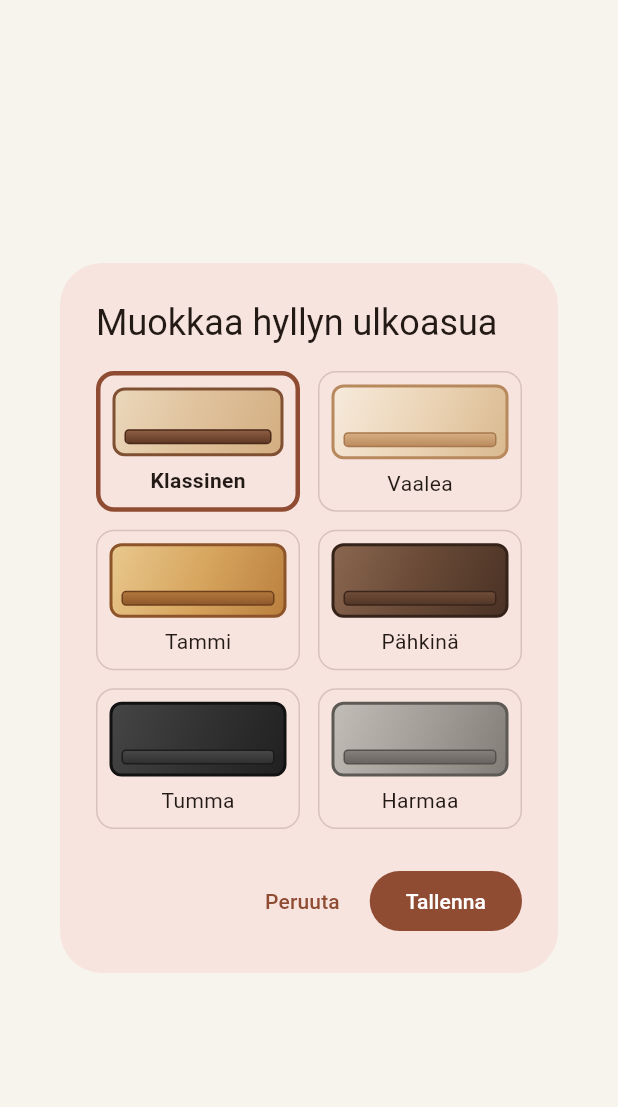
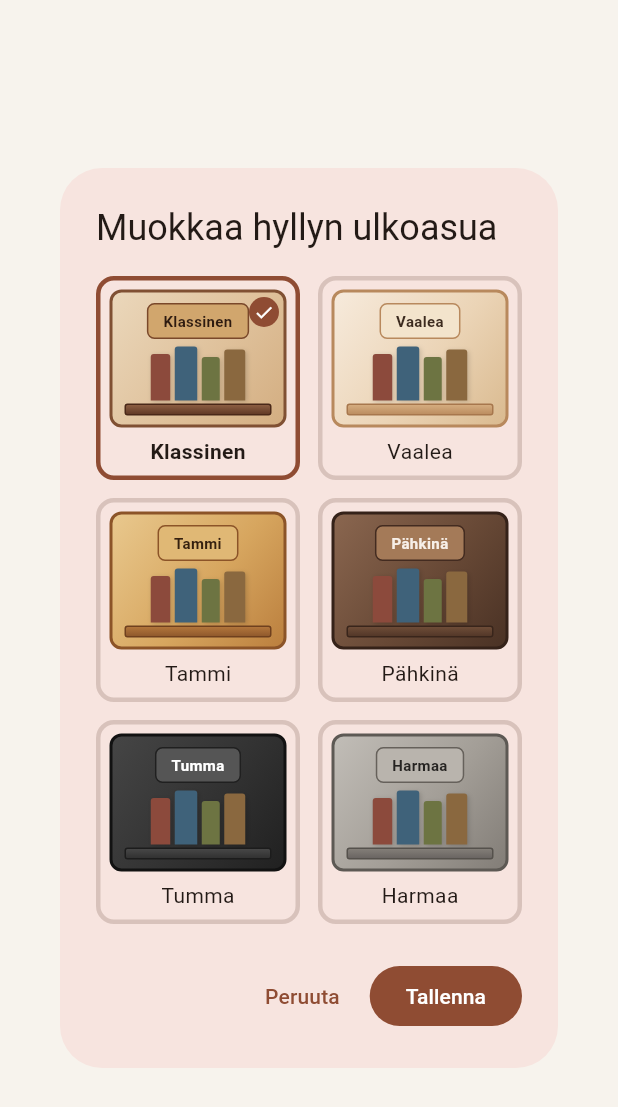
Before and after one commit to Kirjakauppias/my_shelf, a Flutter app: the ShelfAppearanceDialog widget shown alone on an empty page, opened directly with empty values, on a phone screen of 412 x 824 dp. Shown: the top 1107 px of the screen. Run offline on Flutter 3.47's test engine with Material 3 defaults, Android fonts, the phone set to English and light mode, and no system bars; our stand-ins replace image_picker, package_info_plus, share_plus, shared_preferences; missing offline and left inert: file_selector, mobile_scanner; accounts and stored records are empty.

Commit message:
feat: improve shelf theme previews

```diff
--- a/lib/dialogs/shelf_appearance_dialog.dart
+++ b/lib/dialogs/shelf_appearance_dialog.dart
@@ -57,11 +57,11 @@ class _ShelfAppearanceDialogState extends State<ShelfAppearanceDialog> {
             crossAxisCount: 2,
             crossAxisSpacing: 12,
             mainAxisSpacing: 12,
-            childAspectRatio: 1.45,
+            childAspectRatio: 1.0,
           ),
           itemBuilder: (context, index) {
             final theme = ShelfTheme.values[index];
-            final palette = theme.palette;
+
             final isSelected = theme == _selectedTheme;
 
             return InkWell(
@@ -73,54 +73,20 @@ class _ShelfAppearanceDialogState extends State<ShelfAppearanceDialog> {
               },
               child: AnimatedContainer(
                 duration: const Duration(milliseconds: 160),
-                padding: const EdgeInsets.all(8),
+                padding: const EdgeInsets.all(6),
                 decoration: BoxDecoration(
                   borderRadius: BorderRadius.circular(12),
                   border: Border.all(
                     color: isSelected
                         ? Theme.of(context).colorScheme.primary
                         : Theme.of(context).colorScheme.outlineVariant,
-                    width: isSelected ? 3 : 1,
+                    width: 3,
                   ),
                 ),
                 child: Column(
                   children: [
                     Expanded(
-                      child: Container(
-                        width: double.infinity,
-                        decoration: BoxDecoration(
-                          gradient: LinearGradient(
-                            begin: Alignment.topLeft,
-                            end: Alignment.bottomRight,
-                            colors: [
-                              palette.coverBackgroundTop,
-                              palette.coverBackgroundMiddle,
-                              palette.coverBackgroundBottom,
-                            ],
-                          ),
-                          borderRadius: BorderRadius.circular(8),
-                          border: Border.all(
-                            color: palette.coverFrameBorder,
-                            width: 2,
-                          ),
-                        ),
-                        child: Align(
-                          alignment: Alignment.bottomCenter,
-                          child: Container(
-                            height: 10,
-                            margin: const EdgeInsets.all(6),
-                            decoration: BoxDecoration(
-                              gradient: LinearGradient(
-                                begin: Alignment.topCenter,
-                                end: Alignment.bottomCenter,
-                                colors: [palette.board, palette.boardEdge],
-                              ),
-                              borderRadius: BorderRadius.circular(3),
-                              border: Border.all(color: palette.boardBorder),
-                            ),
-                          ),
-                        ),
-                      ),
+                      child: _buildThemePreview(theme, isSelected: isSelected),
                     ),
                     const SizedBox(height: 6),
                     Text(
@@ -154,4 +120,158 @@ class _ShelfAppearanceDialogState extends State<ShelfAppearanceDialog> {
       ],
     );
   }
+
+  Widget _buildThemePreview(ShelfTheme theme, {required bool isSelected}) {
+    final palette = theme.palette;
+
+    return Stack(
+      children: [
+        Container(
+          width: double.infinity,
+          decoration: BoxDecoration(
+            gradient: LinearGradient(
+              begin: Alignment.topLeft,
+              end: Alignment.bottomRight,
+              colors: [
+                palette.coverBackgroundTop,
+                palette.coverBackgroundMiddle,
+                palette.coverBackgroundBottom,
+              ],
+              stops: const [0, 0.55, 1],
+            ),
+            borderRadius: BorderRadius.circular(8),
+            border: Border.all(color: palette.coverFrameBorder, width: 2),
+          ),
+          child: Padding(
+            padding: const EdgeInsets.fromLTRB(8, 7, 8, 6),
+            child: Column(
+              children: [
+                // Pieni nimikyltti.
+                Container(
+                  constraints: const BoxConstraints(maxWidth: 100),
+                  padding: const EdgeInsets.symmetric(
+                    horizontal: 10,
+                    vertical: 4,
+                  ),
+                  decoration: BoxDecoration(
+                    color: palette.nameplate,
+                    borderRadius: BorderRadius.circular(5),
+                    border: Border.all(color: palette.nameplateBorder),
+                  ),
+                  child: Text(
+                    _themeLabel(theme),
+                    maxLines: 1,
+                    overflow: TextOverflow.ellipsis,
+                    textAlign: TextAlign.center,
+                    style: TextStyle(
+                      color: palette.nameplateText,
+                      fontWeight: FontWeight.bold,
+                      fontSize: 10,
+                    ),
+                  ),
+                ),
+
+                const Spacer(),
+
+                // Muutama kirja antamassa mittakaavaa.
+                SizedBox(
+                  height: 38,
+                  child: Row(
+                    crossAxisAlignment: CrossAxisAlignment.end,
+                    mainAxisAlignment: MainAxisAlignment.center,
+                    children: [
+                      _buildPreviewBook(
+                        width: 13,
+                        height: 31,
+                        color: const Color(0xFF8C4A3C),
+                      ),
+                      const SizedBox(width: 3),
+                      _buildPreviewBook(
+                        width: 15,
+                        height: 36,
+                        color: const Color(0xFF3F627A),
+                      ),
+                      const SizedBox(width: 3),
+                      _buildPreviewBook(
+                        width: 12,
+                        height: 29,
+                        color: const Color(0xFF6D7442),
+                      ),
+                      const SizedBox(width: 3),
+                      _buildPreviewBook(
+                        width: 14,
+                        height: 34,
+                        color: const Color(0xFF8A683F),
+                      ),
+                    ],
+                  ),
+                ),
+
+                const SizedBox(height: 2),
+
+                // Hyllylauta.
+                Container(
+                  height: 8,
+                  width: double.infinity,
+                  decoration: BoxDecoration(
+                    gradient: LinearGradient(
+                      begin: Alignment.topCenter,
+                      end: Alignment.bottomCenter,
+                      colors: [palette.board, palette.boardEdge],
+                    ),
+                    borderRadius: BorderRadius.circular(2),
+                    border: Border.all(color: palette.boardBorder),
+                  ),
+                ),
+              ],
+            ),
+          ),
+        ),
+
+        // Valitun teeman merkki.
+        if (isSelected)
+          Positioned(
+            top: 5,
+            right: 5,
+            child: Container(
+              padding: const EdgeInsets.all(3),
+              decoration: BoxDecoration(
+                color: Theme.of(context).colorScheme.primary,
+                shape: BoxShape.circle,
+              ),
+              child: Icon(
+                Icons.check,
+                size: 14,
+                color: Theme.of(context).colorScheme.onPrimary,
+              ),
+            ),
+          ),
+      ],
+    );
+  }
+
+  Widget _buildPreviewBook({
+    required double width,
+    required double height,
+    required Color color,
+  }) {
+    return Container(
+      width: width,
+      height: height,
+      decoration: BoxDecoration(
+        color: color,
+        borderRadius: const BorderRadius.only(
+          topLeft: Radius.circular(2),
+          topRight: Radius.circular(2),
+        ),
+        boxShadow: const [
+          BoxShadow(
+            color: Color(0x28000000),
+            blurRadius: 2,
+            offset: Offset(1, 1),
+          ),
+        ],
+      ),
+    );
+  }
 }
```
